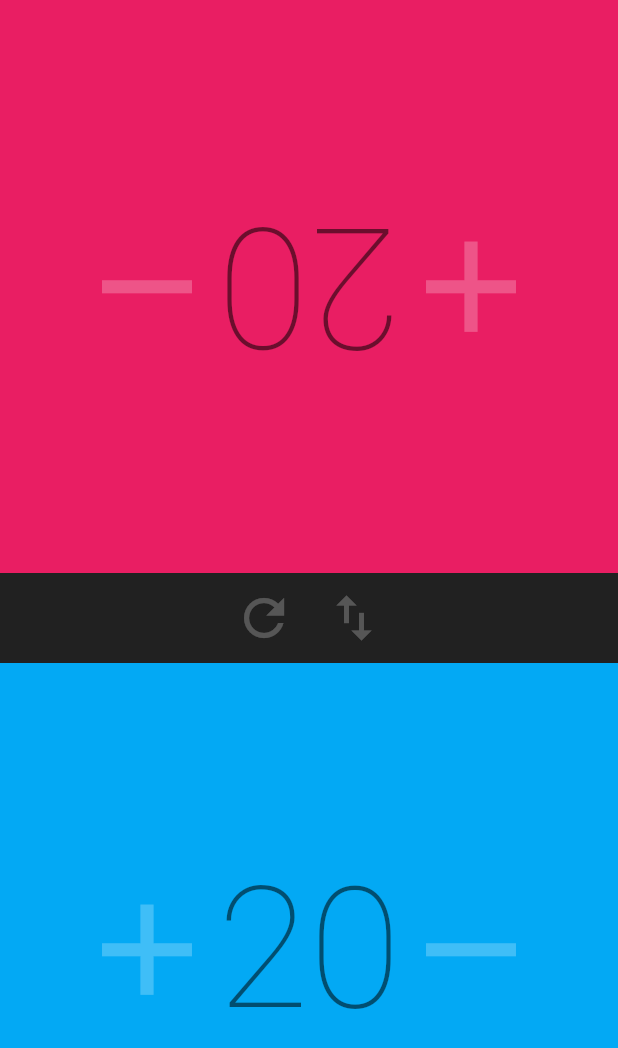
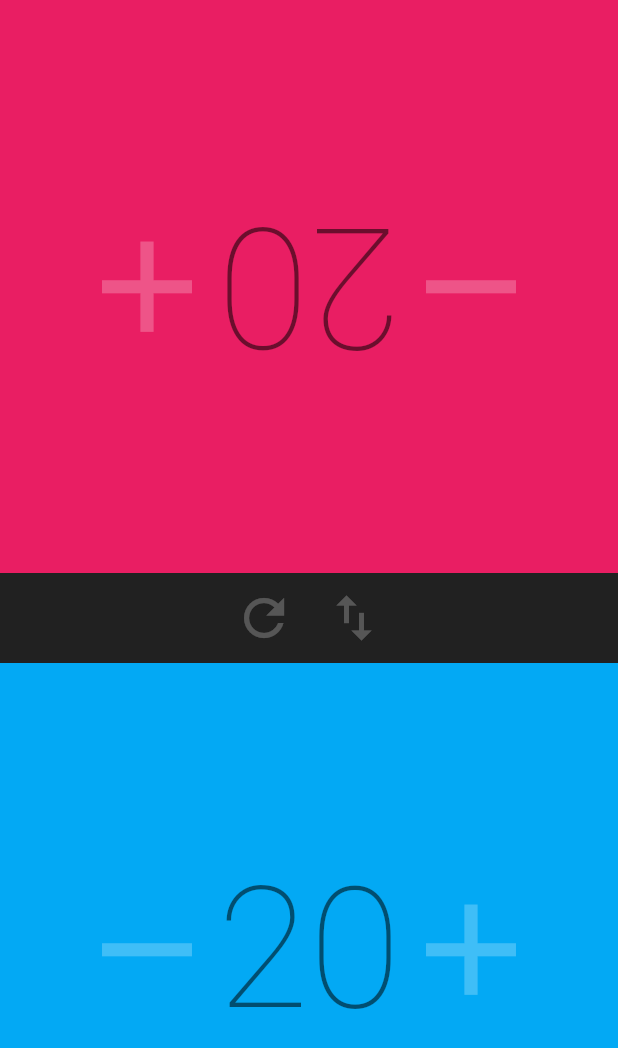
Before and after one commit to Royce/magic-life-counter-app, a Flutter app: the screen it shows after launch, on a phone screen of 412 x 824 dp. Shown: the top 1048 px of the screen. Run offline on Flutter 3.47's test engine with Material 2 defaults, Android fonts, the phone set to English and light mode, and no system bars; missing offline and left inert: flutter_keepscreenon.

Commit message:
The decrement button should be on the left.

```diff
--- a/lib/main.dart
+++ b/lib/main.dart
@@ -273,7 +273,7 @@ class ScoreTile extends StatelessWidget {
             Center(
               child: Row(
                 mainAxisAlignment: MainAxisAlignment.spaceBetween,
-                children: rotated
+                children: !rotated
                     ? <Widget>[
                         Decrementer(player: player),
                         Incrementer(player: player),
```
